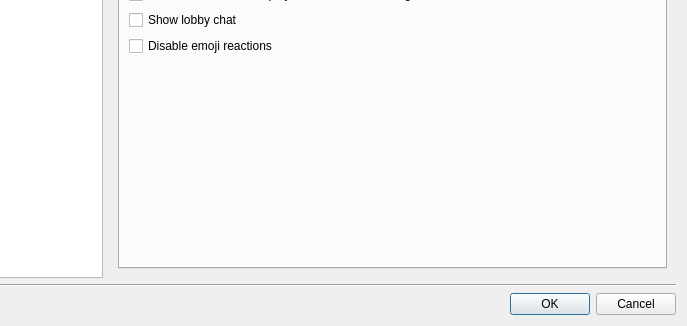
Old version of the form src/gui/qt/settingsdialog.ui in the repository pokerth/pokerth; both pictures show x 98 to 785 and y 204 to 530 of the 785 by 530 pixel window.
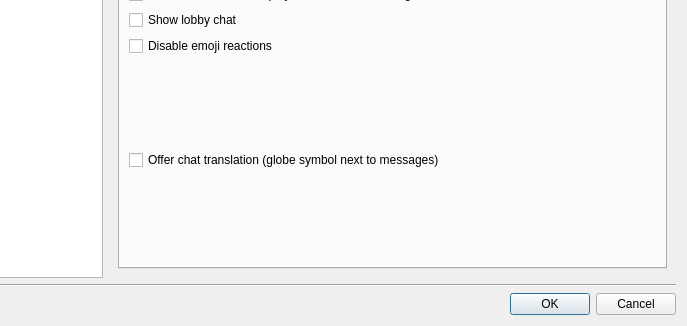
New version of the form. The open tabs and pages were chosen to show the change. Icons and pictures are not drawn. Custom widgets are drawn as their Qt base class.

Commit message: qml & widget: chat translation follow-up

```diff
--- a/src/gui/qt/settingsdialog.ui
+++ b/src/gui/qt/settingsdialog.ui
@@ -387,6 +387,16 @@
                </property>
               </widget>
              </item>
+             <item row="7" column="0" colspan="2">
+              <widget class="QCheckBox" name="checkBox_allowChatTranslation">
+               <property name="toolTip">
+                <string>Shows a globe symbol next to incoming chat messages. Tapping it translates that message into your selected language using an external service (Google Translate, or MyMemory as a fallback). Nothing is sent until you tap it.</string>
+               </property>
+               <property name="text">
+                <string>Offer chat translation (globe symbol next to messages)</string>
+               </property>
+              </widget>
+             </item>
             </layout>
            </widget>
           </widget>
```
The commit also changes 65 other files.
